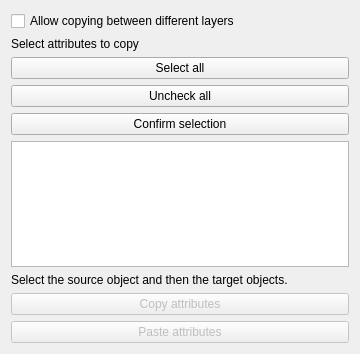
Qt form attribute_copier_dialog_base.ui (NB34911/Attribute-Copier-plugin-for-QGIS) before a commit.
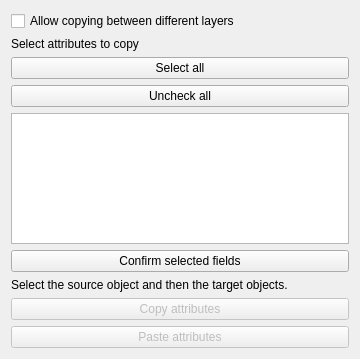
The same form after that commit.

```diff
--- a/attribute_copier_dialog_base.ui
+++ b/attribute_copier_dialog_base.ui
@@ -7,7 +7,7 @@
     <x>0</x>
     <y>0</y>
     <width>360</width>
-    <height>354</height>
+    <height>359</height>
    </rect>
   </property>
   <property name="windowTitle">
@@ -42,13 +42,6 @@
      </property>
     </widget>
    </item>
-   <item>
-    <widget class="QPushButton" name="pb_confirm_choice">
-     <property name="text">
-      <string>Confirm selection</string>
-     </property>
-    </widget>
-   </item>
    <item>
     <widget class="QListWidget" name="listWidget">
      <property name="selectionRectVisible">
@@ -56,6 +49,13 @@
      </property>
     </widget>
    </item>
+   <item>
+    <widget class="QPushButton" name="pb_confirm_choice">
+     <property name="text">
+      <string>Confirm selected fields</string>
+     </property>
+    </widget>
+   </item>
    <item>
     <widget class="QLabel" name="label2">
      <property name="text">
```
